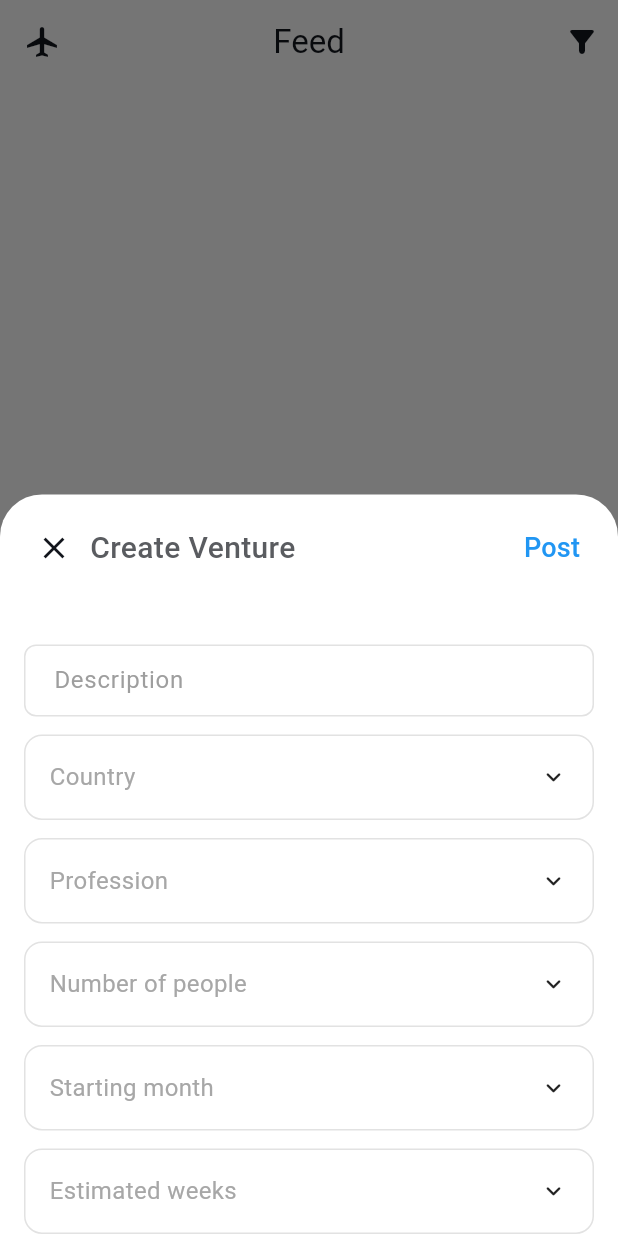
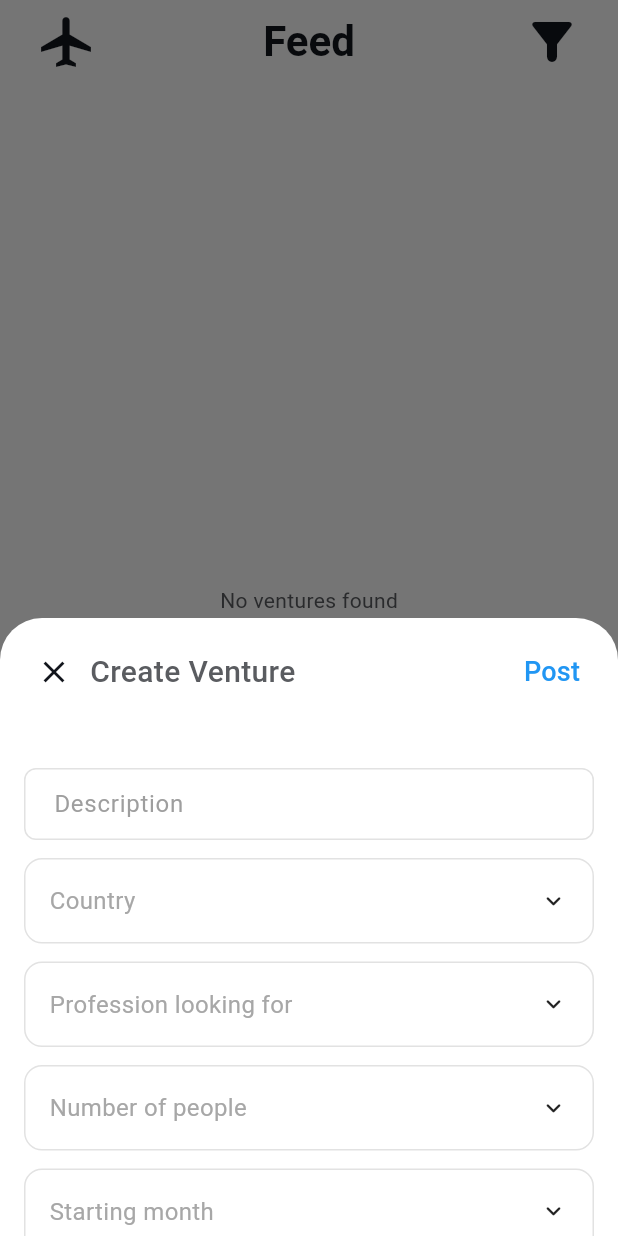
Before and after one commit to rwestchavez/jetpalz, a Flutter app: the screen it shows after launch, item 2 of the bottom bar chosen, after a tap on the "airplanemode active" icon, on a phone screen of 412 x 824 dp. Run offline on Flutter 3.47's test engine with Material 3 defaults, Android fonts, the phone set to English and light mode, and no system bars; drawn by our look-alikes of animated_custom_dropdown; our stand-ins replace cloud_firestore, firebase_auth, firebase_core; accounts and stored records are empty.

Commit message:
made final changes

```diff
--- a/lib/BottomSheets/create_venture.dart
+++ b/lib/BottomSheets/create_venture.dart
@@ -155,7 +155,7 @@ class _CreateVentureWidgetState extends State<CreateVenture> {
                               color: Colors.grey.withOpacity(0.3),
                             ), // Light border color
                           ),
-                          hintText: 'Profession',
+                          hintText: 'Profession looking for',
                           items: industries,
                           onChanged: (value) {
                             setState(() {
@@ -209,7 +209,7 @@ class _CreateVentureWidgetState extends State<CreateVenture> {
                               color: Colors.grey.withOpacity(0.3),
                             ), // Light border color
                           ),
-                          hintText: 'Estimated weeks',
+                          hintText: 'Estimated duration (weeks)',
                           items: weekNum,
                           onChanged: (value) {
                             setState(() {
--- a/lib/BottomSheets/filter_venture.dart
+++ b/lib/BottomSheets/filter_venture.dart
@@ -132,7 +132,7 @@ class _FilterVentureState extends State<FilterVenture> {
                               .withOpacity(0.3), // Light border color
                         ),
                       ),
-                      hintText: 'Profession',
+                      hintText: 'Profession looking for',
                       items: industries,
                       onChanged: (selected) {
                         selectedIndustry = selected;
@@ -180,7 +180,7 @@ class _FilterVentureState extends State<FilterVenture> {
                         ),
                       ),
                       controller: weeksController,
-                      hintText: 'Estimated weeks',
+                      hintText: 'Estimated duration (weeks)',
                       items: weekNum,
                       onChanged: (selected) {
                         selectedWeeks = int.parse(selected!);
--- a/lib/ListViewStuff/listview_widget.dart
+++ b/lib/ListViewStuff/listview_widget.dart
@@ -53,7 +53,8 @@ class _ListViewWidgetState extends State<ListViewWidget> {
     print(widget.appState.estimatedWeeks);
     print("Building...");
 
-    if (widget.usersProvider.ventures.isEmpty) {
+    if (widget.usersProvider.ventures.isEmpty &&
+        !widget.usersProvider.hasNext) {
       return Center(
         child: Text('No ventures found'),
       );
@@ -64,7 +65,7 @@ class _ListViewWidgetState extends State<ListViewWidget> {
         ...widget.usersProvider.ventures
             .map(
               (venture) => Container(
-                padding: EdgeInsets.all(12),
+                padding: EdgeInsets.symmetric(horizontal: 16, vertical: 8),
                 decoration: BoxDecoration(
                   border: Border.all(
                       width: 1, color: Color.fromARGB(255, 214, 214, 214)),
@@ -134,9 +135,12 @@ class _ListViewWidgetState extends State<ListViewWidget> {
                         ],
                       ),
                     ),
+                    SizedBox(
+                      height: 8,
+                    ),
                     Text(venture.description!),
                     SizedBox(
-                      height: 24,
+                      height: 12,
                     ),
                     Row(
                       mainAxisAlignment: MainAxisAlignment.start,
--- a/lib/components/my_appbar.dart
+++ b/lib/components/my_appbar.dart
@@ -1,4 +1,5 @@
 import 'package:flutter/material.dart';
+import 'package:jet_palz/theme/light_mode_theme.dart';
 
 class MyAppBar extends StatelessWidget implements PreferredSizeWidget {
   final String title;
@@ -15,6 +16,11 @@ class MyAppBar extends StatelessWidget implements PreferredSizeWidget {
   Widget build(BuildContext context) {
     return AppBar(
       title: Text(title), //add some style to it later
+      titleTextStyle: const TextStyle(
+          color: lightModeTheme.primaryText,
+          fontSize: 28,
+          fontWeight: FontWeight.w600),
+
       actions: actions,
       leading: leading,
       centerTitle: true,
--- a/lib/nav/feed.dart
+++ b/lib/nav/feed.dart
@@ -21,20 +21,29 @@ class Feed extends StatelessWidget {
       body: VentureFeed(),
       appBar: MyAppBar(
         title: "Feed",
-        leading: IconButton(
+        leading: Padding(
+          padding: const EdgeInsets.only(left: 16.0),
+          child: IconButton(
+              splashColor: Colors.transparent, // Remove the tap color
+              highlightColor: Colors.transparent,
               onPressed: () => showModalBottomSheet(
                     isScrollControlled: true,
                     context: context,
                     builder: (BuildContext context) {
                       return FractionallySizedBox(
                           heightFactor:
-                            0.6, // Adjust this factor to control the height
+                              0.5, // Adjust this factor to control the height
                           child: CreateVenture());
                     },
                   ),
-            icon: Icon(Icons.airplanemode_active)),
+              icon: Icon(Icons.airplanemode_active, size: 40)),
+        ),
         actions: [
-          IconButton(
+          Padding(
+            padding: const EdgeInsets.only(right: 16.0),
+            child: IconButton(
+                splashColor: Colors.transparent, // Remove the tap color
+                highlightColor: Colors.transparent,
                 onPressed: () {
                   showModalBottomSheet(
                     isScrollControlled: true,
@@ -42,12 +51,16 @@ class Feed extends StatelessWidget {
                     builder: (BuildContext context) {
                       return FractionallySizedBox(
                           heightFactor:
-                            0.6, // Adjust this factor to control the height
+                              0.5, // Adjust this factor to control the height
                           child: FilterVenture());
                     },
                   );
                 },
-              icon: const Icon(Icons.filter_alt_rounded)),
+                icon: const Icon(
+                  Icons.filter_alt_rounded,
+                  size: 40,
+                )),
+          ),
         ],
       ),
     );
```
Also changed, not shown: lib/components/my_textField.dart (added). Lines whose indentation alone changed are shown as unchanged.
